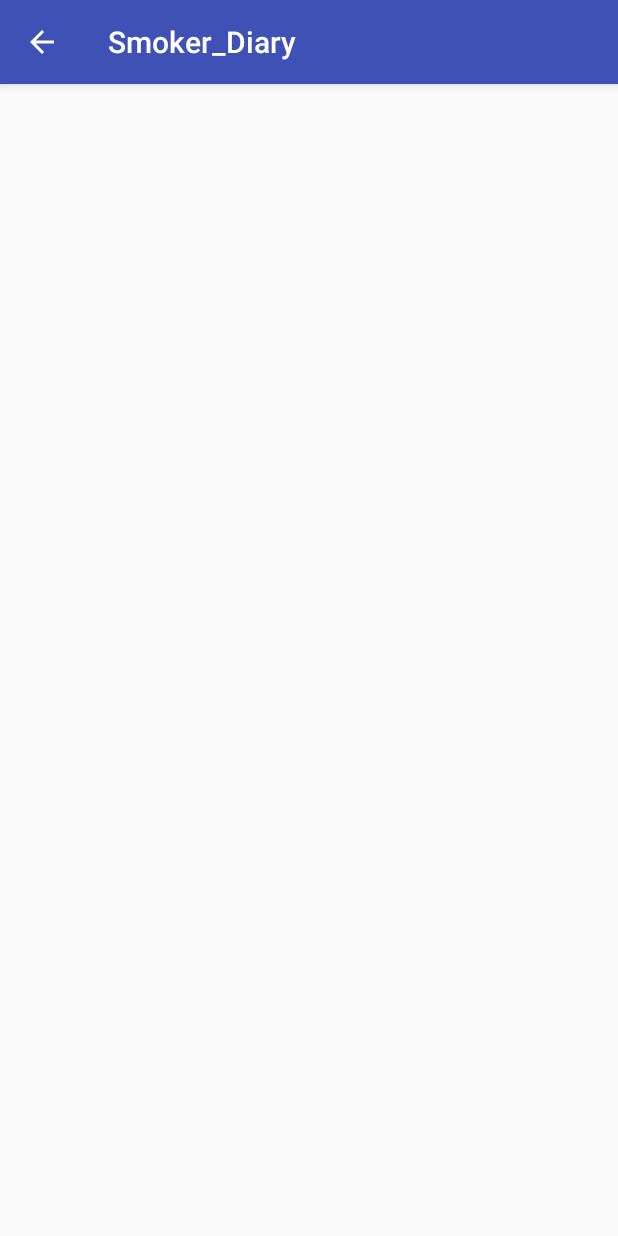
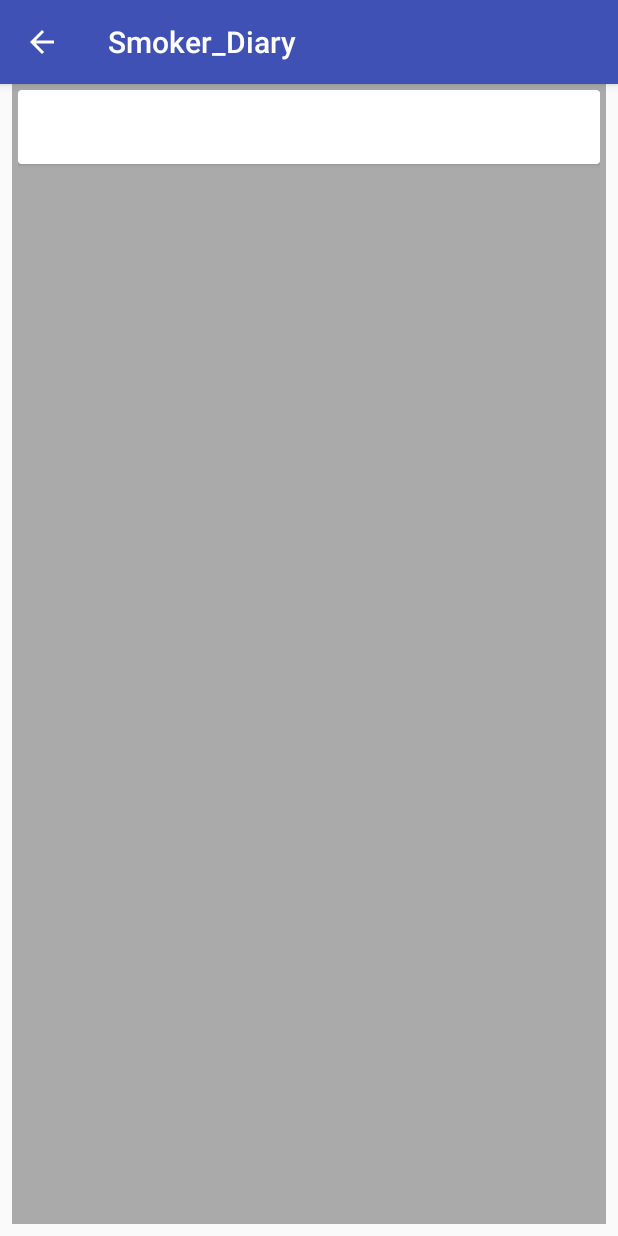
Before and after one commit to sxaxmz/Smoker-Diary, an Android app: the lis_view screen opened directly, with no data from a screen before it, on a phone screen of 412 x 824 dp. Run offline under Robolectric (Android 15) with nearby library versions, the phone set to English and light mode, and no system bars.

Commit message:
ArrayList, Test Intent, local storage issue review

```diff
--- a/app/build.gradle
+++ b/app/build.gradle
@@ -26,6 +26,8 @@ dependencies {
     })
     compile 'com.android.support:appcompat-v7:26.+'
     compile 'com.android.support.constraint:constraint-layout:1.0.2'
-    compile 'com.android.support:design:26.+'
+    compile 'com.android.support:recyclerview-v7:26.+'
+    compile 'com.android.support:cardview-v7:26.+'
+    compile 'com.android.support:design:26+'
     testCompile 'junit:junit:4.12'
 }
--- a/app/src/main/java/stackstagingcom/firstwebpage3_com/smoker_diary/MainActivity.java
+++ b/app/src/main/java/stackstagingcom/firstwebpage3_com/smoker_diary/MainActivity.java
@@ -42,7 +42,6 @@ public class MainActivity extends AppCompatActivity {
     TextView smokedQty;
     TextView smokedSince;
     TextView smokedAverage;
-    ListView smoked;
 
     //Variables
     int average;
@@ -76,7 +75,6 @@ public class MainActivity extends AppCompatActivity {
             }
         });
 
-        smoked = (ListView)findViewById(R.id.listSmoked);
         smokedQty = (TextView)findViewById(R.id.qty1);
         btnAddSmoked = (Button)findViewById(R.id.btnSmoked);
         smokedSince = (TextView)findViewById(R.id.smokedSince);
@@ -130,8 +128,8 @@ public class MainActivity extends AppCompatActivity {
 
     public void showListView () {
         Intent listView = new Intent(this, lis_view.class);
-        listView.putExtra("numOfCig", numberOfCig);
-        listView.putExtra("timeStamp", cigTime);
+        listView.putExtra("numOfCig", String.valueOf(numberOfCig));
+        listView.putExtra("timeStamp", String.valueOf(cigTime));
         startActivity(listView);
     }
 
@@ -139,7 +137,7 @@ public class MainActivity extends AppCompatActivity {
         SharedPreferences sp = getSharedPreferences(SHARED_PREFS, MODE_PRIVATE);
         SharedPreferences.Editor editor = sp.edit();
 
-        editor.putString(TEXT, Integer.toString(numberOfCig));
+        editor.putString(TEXT, String.valueOf(numberOfCig));
         editor.putString(Average, String.valueOf(average));
         editor.putString(lastSmoked, smokedSince.getText().toString());
 
@@ -203,6 +201,7 @@ public class MainActivity extends AppCompatActivity {
                         Long.toString(Math.abs(elapsedMinutes)) + " M " + Long.toString(Math.abs(elapsedSeconds)) + " S "
         );
 
+        //need modification
         cigTime = Long.toString(Math.abs(elapsedHours)) + " : " + Long.toString(Math.abs(elapsedMinutes));
 
 
--- /dev/null
+++ b/app/src/main/java/stackstagingcom/firstwebpage3_com/smoker_diary/items.java
@@ -0,0 +1,24 @@
+package stackstagingcom.firstwebpage3_com.smoker_diary;
+
+/**
+ * Created by user_PC on 5/31/2018.
+ */
+
+public class items {
+
+    private String num_of_cig;
+    private String timeStamp;
+
+    public items(String num_of_cig, String timeStamp) {
+        this.num_of_cig = num_of_cig;
+        this.timeStamp = timeStamp;
+    }
+
+    public String getNumOfCig (){
+        return num_of_cig;
+    }
+
+    public String getTimeStamp (){
+        return timeStamp;
+    }
+}
--- a/app/src/main/java/stackstagingcom/firstwebpage3_com/smoker_diary/lis_view.java
+++ b/app/src/main/java/stackstagingcom/firstwebpage3_com/smoker_diary/lis_view.java
@@ -2,10 +2,15 @@ package stackstagingcom.firstwebpage3_com.smoker_diary;
 
 
 import android.content.Intent;
+import android.content.SharedPreferences;
 import android.os.Bundle;
 import android.support.v7.app.AppCompatActivity;
+import android.support.v7.widget.LinearLayoutManager;
+import android.support.v7.widget.RecyclerView;
 import android.widget.ListView;
 import android.widget.TextView;
+
+import java.util.ArrayList;
 
 
 /**
@@ -14,20 +19,64 @@ import android.widget.TextView;
 
 public class lis_view extends AppCompatActivity  {
 
-    ListView smokedList;
+    //SharedPreference references
+    public static final String SHARED_PREFS = "sharedPrefs";
+    public static final String TEXT = "text";
+    public static final String Average = "average";
+    public static final String lastSmoked = "lastSmoked";
 
+    //LoadData variables
+    private String textt;
+    private String timeStamp;
+    private String AverageSmoked;
+
+
+    private RecyclerView myRV;
+    private RecyclerView.Adapter myRVA;
+    private RecyclerView.LayoutManager myRVLM;
+
+    String numOfCig;
+    String cigTime;
+
+    TextView smokedQty;
+    TextView smokedSince;
 
     @Override
     protected void onCreate(Bundle savedInstanceState) {
         super.onCreate(savedInstanceState);
         setContentView(R.layout.list_view);
 
-        smokedList = (ListView)findViewById(R.id.listSmoked);
+        Intent intent = getIntent();
+        numOfCig = intent.getStringExtra("numOfCig");
+        cigTime = intent.getStringExtra("timeStamp");
 
-        Intent intent = getIntent();
-        String numOfCig = intent.getStringExtra("numOfCig");
-        String cigTime = intent.getStringExtra("timeStamp");
+        ArrayList<items> itemsList = new ArrayList<>();
+        //adding the values in the ArrayList
+        itemsList.add(new items(numOfCig, cigTime));
+
+        myRV = findViewById(R.id.RV);
+        myRV.setHasFixedSize(true);
+        myRVLM = new LinearLayoutManager(this);
+        myRVA = new myRVA(itemsList);
+
+        myRV.setLayoutManager(myRVLM);
+        myRV.setAdapter(myRVA);
+
+
 
 
     }
+
+    public void loadData () {
+        SharedPreferences sp = getSharedPreferences(SHARED_PREFS, MODE_PRIVATE);
+        textt = sp.getString(TEXT, "0");
+        timeStamp = sp.getString(lastSmoked, "-D -H -M -S");
     }
+
+    public void updateView (){
+        smokedQty.setText(textt);
+        smokedSince.setText(timeStamp);
+    }
+
+
+    }
--- /dev/null
+++ b/app/src/main/java/stackstagingcom/firstwebpage3_com/smoker_diary/myRVA.java
@@ -0,0 +1,60 @@
+package stackstagingcom.firstwebpage3_com.smoker_diary;
+
+import android.support.v7.widget.RecyclerView;
+import android.view.LayoutInflater;
+import android.view.View;
+import android.view.ViewGroup;
+import android.widget.TextView;
+
+import java.util.ArrayList;
+
+/**
+ * Created by user_PC on 5/31/2018.
+ */
+
+public class myRVA extends RecyclerView.Adapter<myRVA.viewHolder> {
+
+    private ArrayList<items> itemsArray;
+
+    public static class viewHolder extends RecyclerView.ViewHolder {
+
+        public TextView numOfCig;
+        public TextView timeStamp;
+
+        public viewHolder(View itemView) {
+            super(itemView);
+            numOfCig = itemView.findViewById(R.id.txtCig);
+            timeStamp = itemView.findViewById(R.id.txtTimeStamp);
+
+
+        }
+
+    }
+
+    public myRVA (ArrayList<items> itemsArrayList) {
+        itemsArray = itemsArrayList;
+    }
+
+    @Override
+    public viewHolder onCreateViewHolder(ViewGroup parent, int viewType) {
+        View view = LayoutInflater.from(parent.getContext()).inflate(R.layout.items, parent, false);
+        viewHolder vh = new viewHolder(view);
+        return vh;
+    }
+
+    @Override
+    public void onBindViewHolder(viewHolder holder, int position) {
+        items currentItem = itemsArray.get(position);
+        holder.numOfCig.setText(currentItem.getNumOfCig());
+        holder.timeStamp.setText((currentItem.getTimeStamp()));
+    }
+
+
+    @Override
+    public int getItemCount() {
+        return itemsArray.size();
+    }
+
+
+
+}
--- a/app/src/main/res/layout/items.xml
+++ b/app/src/main/res/layout/items.xml
@@ -1,18 +1,36 @@
 <?xml version="1.0" encoding="utf-8"?>
-<LinearLayout xmlns:android="http://schemas.android.com/apk/res/android"
+<android.support.v7.widget.CardView xmlns:android="http://schemas.android.com/apk/res/android"
     android:orientation="vertical" android:layout_width="match_parent"
+    android:layout_height="wrap_content">
+
+
+
+
+    <RelativeLayout
+        android:layout_width="match_parent"
         android:layout_height="match_parent">
 
         <TextView
             android:id="@+id/txtCig"
             android:layout_width="191dp"
             android:layout_height="wrap_content"
-        android:text="num_cig" />
+            android:textStyle="bold"
+            android:fontFamily="monospace"
+            android:text="num_cig"
+            android:textAllCaps="false"
+            android:textSize="18sp" />
 
         <TextView
             android:id="@+id/txtTimeStamp"
             android:layout_width="191dp"
             android:layout_height="wrap_content"
-        android:text="TimeStamp" />
+            android:layout_below="@+id/txtCig"
+            android:fontFamily="monospace"
+            android:text="TimeStamp"
+            android:textAlignment="center"
+            android:textSize="18sp" />
 
-</LinearLayout>
+    </RelativeLayout>
+
+
+</android.support.v7.widget.CardView>
--- a/app/src/main/res/layout/list_view.xml
+++ b/app/src/main/res/layout/list_view.xml
@@ -6,33 +6,27 @@
     android:layout_width="match_parent"
     android:layout_height="match_parent">
 
-    <LinearLayout
-        android:layout_width="0dp"
-        android:layout_height="495dp"
-        android:layout_marginLeft="16dp"
-        android:orientation="horizontal"
-        app:layout_constraintBottom_toBottomOf="parent"
-        app:layout_constraintLeft_toLeftOf="parent"
-        app:layout_constraintTop_toTopOf="parent"
-        android:layout_marginStart="16dp">
 
-    </LinearLayout>
-
-    <ListView
-        android:id="@+id/listSmoked"
+   <android.support.v7.widget.RecyclerView
+       android:id="@+id/RV"
+       scrollbars="vertical"
        android:layout_width="0dp"
        android:layout_height="0dp"
        android:layout_marginBottom="8dp"
-        android:layout_marginEnd="8dp"
-        android:layout_marginLeft="16dp"
+       android:layout_marginLeft="8dp"
        android:layout_marginRight="8dp"
-        android:layout_marginStart="16dp"
-        android:layout_marginTop="8dp"
+       android:background="@android:color/darker_gray"
+       android:padding="4dp"
        app:layout_constraintBottom_toBottomOf="parent"
-        app:layout_constraintHorizontal_bias="0.0"
+       app:layout_constraintHorizontal_bias="1.0"
        app:layout_constraintLeft_toLeftOf="parent"
        app:layout_constraintRight_toRightOf="parent"
        app:layout_constraintTop_toTopOf="parent"
-        app:layout_constraintVertical_bias="0.0" />
+       app:layout_constraintVertical_bias="1.0"
+       android:layout_marginStart="8dp"
+       android:layout_marginEnd="8dp" >
+
+   </android.support.v7.widget.RecyclerView>
+
 
 </android.support.constraint.ConstraintLayout>
--- a/build.gradle
+++ b/build.gradle
@@ -15,6 +15,10 @@ buildscript {
 allprojects {
     repositories {
         jcenter()
+
+        maven {
+            url "http://maven.google.com"
+        }
     }
 }
 
```
Also changed, not shown: 1 other file. Lines whose indentation alone changed are shown as unchanged.
